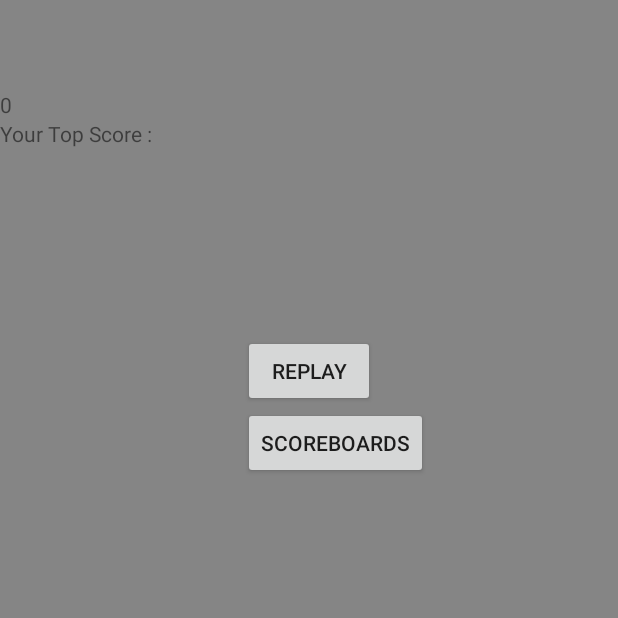
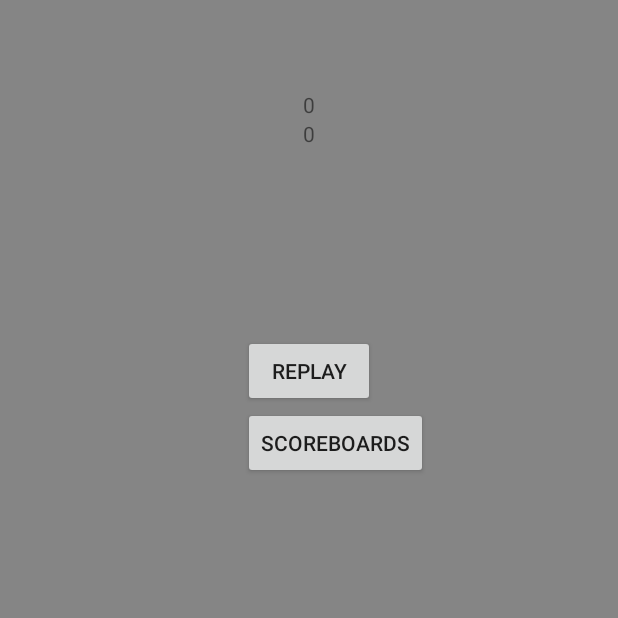
Before and after one commit to heffernan111/PopR, an Android app: the GameOver screen opened directly, with no data from a screen before it, on a phone screen of 412 x 824 dp, the top half of it. Run offline under Robolectric (Android 15) with nearby library versions, the phone set to English and light mode, and no system bars; our stand-ins replace Firebase (no records; nobody signed in at launch, a user with empty details on screens opened directly); 3 statements that could not run were skipped.

Commit message:
show current high score

```diff
--- a/app/src/main/java/com/artesseum/popr/GameOver.java
+++ b/app/src/main/java/com/artesseum/popr/GameOver.java
@@ -56,7 +56,8 @@ public class GameOver extends Activity {
             public void onDataChange(DataSnapshot dataSnapshot) {
                 HighScore highScore = new HighScore();
                 String displayName = dataSnapshot.child(uid).getValue(HighScore.class).getDisplayname();
-                int currentHighScore = dataSnapshot.child(uid).getValue(HighScore.class).getCurrentHighScore();
+                final int currentHighScore = dataSnapshot.child(uid).getValue(HighScore.class).getCurrentHighScore();
+                peronalBest.setText(""+currentHighScore);
 
                 if(currentHighScore < score){
                     userData.child("users").child(uid).child("currentHighScore").setValue(score);
--- a/app/src/main/res/layout/game_over.xml
+++ b/app/src/main/res/layout/game_over.xml
@@ -16,14 +16,15 @@
                 android:id="@+id/player_score"
                 android:layout_width="match_parent"
                 android:layout_height="wrap_content"
-                android:layout_alignParentTop="true"
-                android:layout_centerHorizontal="true"
+                android:layout_gravity="center"
                 android:layout_marginTop="60dp"
-                android:text="Score:00" />
+                android:text="Score:00"
+                android:textAlignment="center" />
 
             <TextView
                 android:id="@+id/playerbest_score"
                 android:layout_width="match_parent"
+                android:gravity="center"
                 android:layout_height="wrap_content"
                 android:text="Your Top Score : " />
         </LinearLayout>
```
